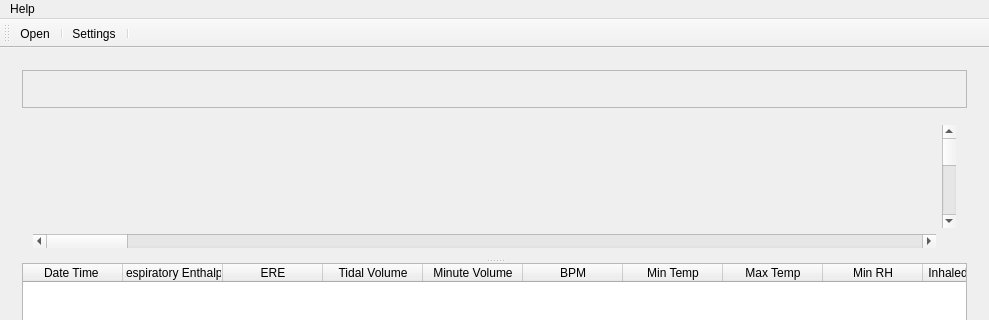
The window that mainwindow.ui (AminAbed/Project) describes before a commit, drawn with Qt 5; both pictures show x 0 to 989 and y 0 to 320 of the 989 by 598 pixel window.
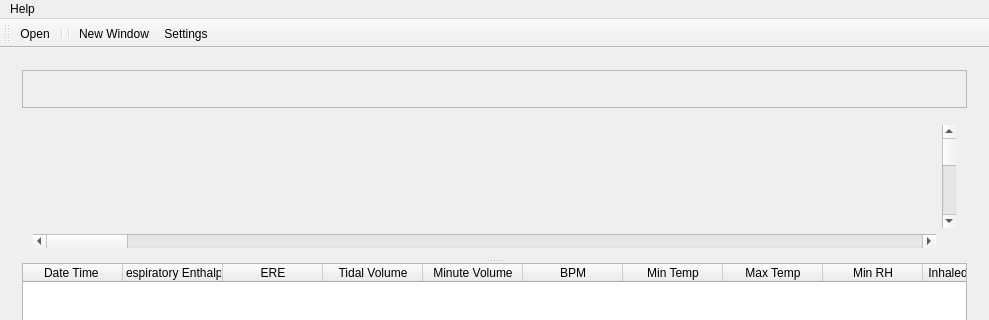
The same window after the commit. The open tabs and pages were chosen to show the change. Icons and pictures are not drawn. Custom widgets are drawn as their Qt base class.

Commit message: Added a "New Window" action. Removed the separators in toolbar.

What changed in the file:
```diff
--- a/mainwindow.ui
+++ b/mainwindow.ui
@@ -331,8 +331,9 @@
    </attribute>
    <addaction name="actionOpen"/>
    <addaction name="separator"/>
+   <addaction name="separator"/>
+   <addaction name="actionOpenAnotherWindow"/>
    <addaction name="actionSettings"/>
-   <addaction name="separator"/>
   </widget>
   <widget class="QStatusBar" name="statusBar"/>
   <action name="actionOpen">
@@ -362,6 +363,18 @@
     <string>Settings</string>
    </property>
   </action>
+  <action name="actionOpenAnotherWindow">
+   <property name="icon">
+    <iconset resource="images.qrc">
+     <normaloff>:/images/open.jpg</normaloff>:/images/open.jpg</iconset>
+   </property>
+   <property name="text">
+    <string>&amp;New Window</string>
+   </property>
+   <property name="toolTip">
+    <string>New Window</string>
+   </property>
+  </action>
  </widget>
  <layoutdefault spacing="6" margin="11"/>
  <customwidgets>
```
Left out of the diff: 2 changed lines with no effect on the pictures. The commit also changes 3 other files.
